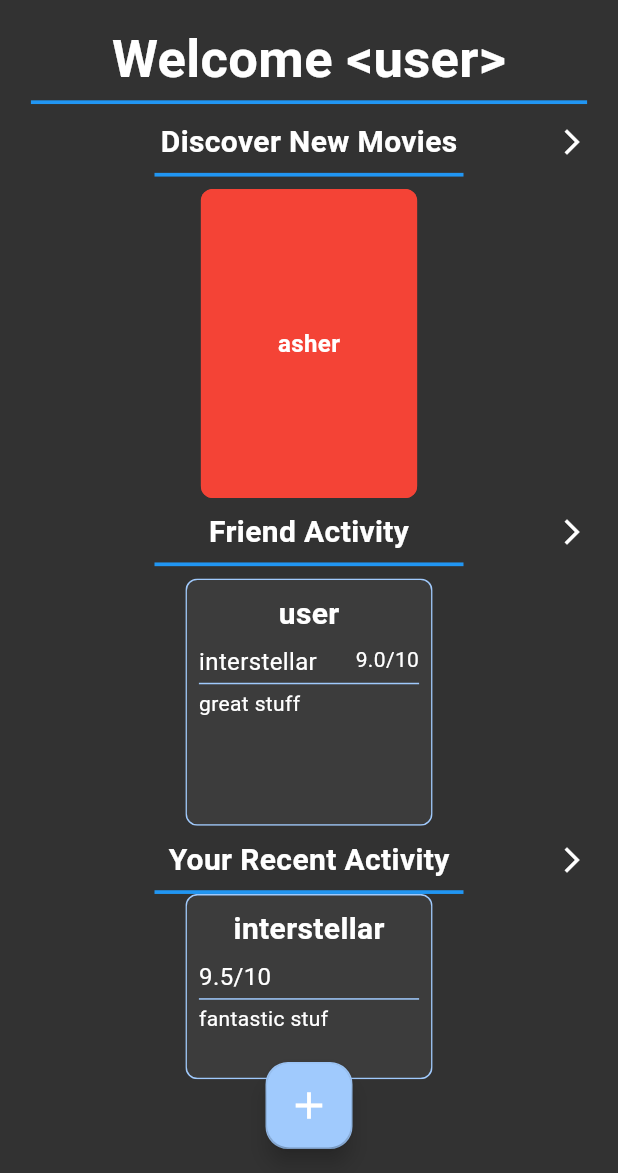
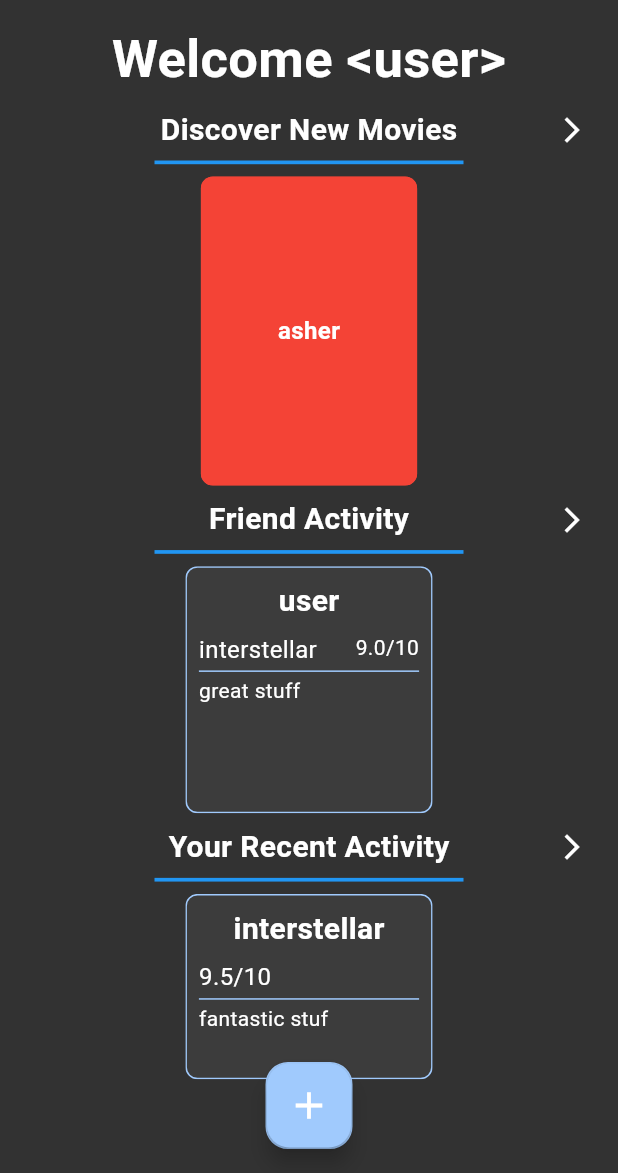
Before and after one commit to 5321Asher/FilmStock, a Flutter app: the screen it shows after launch, on a phone screen of 412 x 824 dp, the part 63-1236 px from its top. Run offline on Flutter 3.47's test engine with Material 3 defaults, Android fonts, the phone set to English and light mode, and no system bars.

Commit message:
changed drawer, appsettings to dynamic sizeing

```diff
--- a/lib/main.dart
+++ b/lib/main.dart
@@ -1,5 +1,7 @@
 import 'package:filmstock/app_settings.dart';
+import 'package:filmstock/help_and_feedback.dart';
 import 'package:flutter/material.dart';
+import 'package:flutter/services.dart';
 
 ThemeData buildTheme(Color primary, Brightness brightness) {
   return ThemeData(
@@ -48,7 +50,20 @@ ThemeData buildTheme(Color primary, Brightness brightness) {
 final ValueNotifier<ThemeMode> themeNotifier = ValueNotifier(ThemeMode.dark);
 final ValueNotifier<Color> accentColorNotifier = ValueNotifier(Colors.blue);
 
+class Screen {
+  static double width(BuildContext context) =>
+      MediaQuery.of(context).size.width;
+
+  static double height(BuildContext context) =>
+      MediaQuery.of(context).size.height;
+}
+
 void main() {
+  WidgetsFlutterBinding.ensureInitialized();
+  SystemChrome.setPreferredOrientations([
+    DeviceOrientation.portraitUp,
+    DeviceOrientation.portraitDown,
+  ]);
   runApp(MyApp());
 }
 
@@ -83,10 +98,10 @@ class MyHomePage extends StatefulWidget {
   final String title;
 
   @override
-  State<MyHomePage> createState() => _MyHomePageState();
+  State<MyHomePage> createState() => MyHomePageState();
 }
 
-class _MyHomePageState extends State<MyHomePage> {
+class MyHomePageState extends State<MyHomePage> {
   @override
   Widget build(BuildContext context) {
     final theme = Theme.of(context);
@@ -94,8 +109,6 @@ class _MyHomePageState extends State<MyHomePage> {
     final scaffoldBg = theme.scaffoldBackgroundColor;
     final textColor = theme.textTheme.titleMedium?.color ?? Colors.black;
     final primary = colorScheme.primary;
-    final screenWidth = MediaQuery.of(context).size.width;
-    final screenHeight = MediaQuery.of(context).size.height;
     //final cardColor = theme.cardColor;
 
     return Scaffold(
@@ -123,7 +136,10 @@ class _MyHomePageState extends State<MyHomePage> {
               flex: 1,
               child: Container(
                 alignment: Alignment.topLeft,
-                padding: EdgeInsets.only(left: 16, top: 60),
+                padding: EdgeInsets.only(
+                  left: Screen.width(context) * .06,
+                  top: Screen.height(context) * .05,
+                ),
                 decoration: BoxDecoration(color: scaffoldBg),
                 child: Text(
                   'FilmStock',
@@ -139,7 +155,7 @@ class _MyHomePageState extends State<MyHomePage> {
                 child: ListView(
                   physics: NeverScrollableScrollPhysics(),
                   children: [
-                    SizedBox(height: 50),
+                    SizedBox(height: Screen.height(context) * .02),
                     Material(
                       color: scaffoldBg,
                       child: ListTile(
@@ -149,7 +165,7 @@ class _MyHomePageState extends State<MyHomePage> {
                           maxLines: 1,
                           overflow: TextOverflow.ellipsis,
                         ),
-                        leading: Icon(Icons.person, color: primary),
+                        leading: Icon(Icons.person, color: primary, size: 30),
                         onTap: () {},
                       ),
                     ),
@@ -225,9 +241,9 @@ class _MyHomePageState extends State<MyHomePage> {
                   children: [
                     Divider(
                       height: 1,
-                      thickness: 2,
-                      indent: 20,
-                      endIndent: 100,
+                      thickness: Screen.height(context) * .003,
+                      indent: Screen.width(context) * .04,
+                      endIndent: Screen.width(context) * .25,
                       color: theme.dividerColor, // uses theme divider
                     ),
                     Material(
@@ -256,7 +272,14 @@ class _MyHomePageState extends State<MyHomePage> {
                           style: TextStyle(fontSize: 15, color: textColor),
                         ),
                         leading: Icon(Icons.help, color: primary),
-                        onTap: () {},
+                        onTap: () {
+                          Navigator.push(
+                            context,
+                            MaterialPageRoute(
+                              builder: (context) => HelpAndFeedback(),
+                            ),
+                          );
+                        },
                       ),
                     ),
                     Material(
@@ -312,13 +335,6 @@ class _MyHomePageState extends State<MyHomePage> {
                 overflow: TextOverflow.ellipsis,
               ),
             ),
-            Divider(
-              height: screenHeight * .01,
-              thickness: screenHeight * .003,
-              indent: screenWidth * .05,
-              endIndent: screenWidth * .05,
-              color: theme.dividerColor,
-            ),
             Expanded(
               child: SingleChildScrollView(
                 physics: BouncingScrollPhysics(),
@@ -327,12 +343,12 @@ class _MyHomePageState extends State<MyHomePage> {
                     HomePageHeader(title: 'Discover New Movies', onTap: () {}),
                     Divider(
                       height: 0,
-                      thickness: screenHeight * .003,
-                      indent: screenWidth * .25,
-                      endIndent: screenWidth * .25,
+                      thickness: Screen.height(context) * .003,
+                      indent: Screen.width(context) * .25,
+                      endIndent: Screen.width(context) * .25,
                       color: theme.dividerColor,
                     ),
-                    SizedBox(height: screenHeight * .01),
+                    SizedBox(height: Screen.height(context) * .01),
                     HomePageGenreCard(
                       name: 'asher',
                       color: Colors.red,
@@ -341,12 +357,12 @@ class _MyHomePageState extends State<MyHomePage> {
                     HomePageHeader(title: 'Friend Activity', onTap: () {}),
                     Divider(
                       height: 0,
-                      thickness: screenHeight * .003,
-                      indent: screenWidth * .25,
-                      endIndent: screenWidth * .25,
+                      thickness: Screen.height(context) * .003,
+                      indent: Screen.width(context) * .25,
+                      endIndent: Screen.width(context) * .25,
                       color: theme.dividerColor,
                     ),
-                    SizedBox(height: screenHeight * .01),
+                    SizedBox(height: Screen.height(context) * .01),
                     HomePageFriendCard(
                       username: 'user',
                       content: 'interstellar',
@@ -357,18 +373,20 @@ class _MyHomePageState extends State<MyHomePage> {
                     HomePageHeader(title: 'Your Recent Activity', onTap: () {}),
                     Divider(
                       height: 0,
-                      thickness: screenHeight * .003,
-                      indent: screenWidth * .25,
-                      endIndent: screenWidth * .25,
+                      thickness: Screen.height(context) * .003,
+                      indent: Screen.width(context) * .25,
+                      endIndent: Screen.width(context) * .25,
                       color: theme.dividerColor,
                     ),
+                    SizedBox(height: Screen.height(context) * .01),
+
                     HomePageRecentActivity(
                       content: 'interstellar',
                       rating: 9.5,
                       comment: 'fantastic stuf',
                       onTap: () {},
                     ),
-                    SizedBox(height: screenHeight * .1),
+                    SizedBox(height: Screen.height(context) * .1),
                   ],
                 ),
               ),
@@ -393,9 +411,7 @@ class HomePageHeader extends StatelessWidget {
     return InkWell(
       onTap: onTap,
       child: Padding(
-        padding: EdgeInsets.symmetric(
-          vertical: MediaQuery.of(context).size.height * .01,
-        ),
+        padding: EdgeInsets.symmetric(vertical: Screen.height(context) * .01),
         child: Column(
           children: [
             Stack(
@@ -411,7 +427,7 @@ class HomePageHeader extends StatelessWidget {
                   ),
                 ),
                 Positioned(
-                  right: MediaQuery.of(context).size.width * .05,
+                  right: Screen.width(context) * .05,
                   top: 0,
                   bottom: 0,
                   child: Icon(
@@ -456,8 +472,8 @@ class HomePageGenreCard extends StatelessWidget {
             color: color,
             borderRadius: BorderRadius.circular(8),
           ),
-          width: MediaQuery.of(context).size.width * .35,
-          height: MediaQuery.of(context).size.height * .25,
+          width: Screen.width(context) * .35,
+          height: Screen.height(context) * .25,
           child: Center(
             child: Text(
               name,
@@ -508,8 +524,8 @@ class HomePageFriendCard extends StatelessWidget {
             borderRadius: BorderRadius.circular(8),
             border: Border.all(color: primary),
           ),
-          width: MediaQuery.of(context).size.width * .4,
-          height: MediaQuery.of(context).size.height * .2,
+          width: Screen.width(context) * .4,
+          height: Screen.height(context) * .2,
           padding: EdgeInsets.all(8),
 
           child: Column(
@@ -610,8 +626,8 @@ class HomePageRecentActivity extends StatelessWidget {
             borderRadius: BorderRadius.circular(8),
             border: Border.all(color: primary),
           ),
-          width: MediaQuery.of(context).size.width * .4,
-          height: MediaQuery.of(context).size.height * .15,
+          width: Screen.width(context) * .4,
+          height: Screen.height(context) * .15,
           padding: EdgeInsets.all(8),
           child: Column(
             children: [
@@ -679,8 +695,15 @@ class ExpandedListTile extends StatelessWidget {
 
     return ListTile(
       tileColor: scaffoldBg,
-      leading: Container(width: 16, height: 2, color: theme.dividerColor),
-      contentPadding: EdgeInsets.symmetric(horizontal: 20, vertical: 0),
+      leading: Container(
+        width: Screen.width(context) * .05,
+        height: Screen.height(context) * .002,
+        color: theme.dividerColor,
+      ),
+      contentPadding: EdgeInsets.symmetric(
+        horizontal: Screen.width(context) * .06,
+        vertical: 0,
+      ),
       title: Text(title, style: TextStyle(color: textColor)),
       onTap: onTap,
     );
```
Also changed, not shown: lib/app_settings.dart (+53 -20 lines), lib/help_and_feedback.dart (added, +20 -0 lines), 1 other file.
